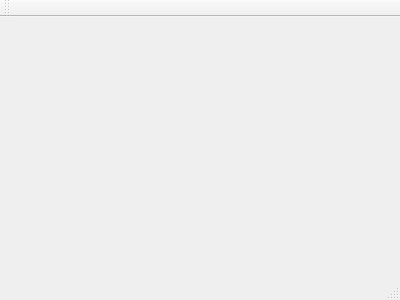
This is musopeg/mainwindow.ui in mcmenaminadrian/musopeg as Qt 5 draws it before an edit. The edited form follows.
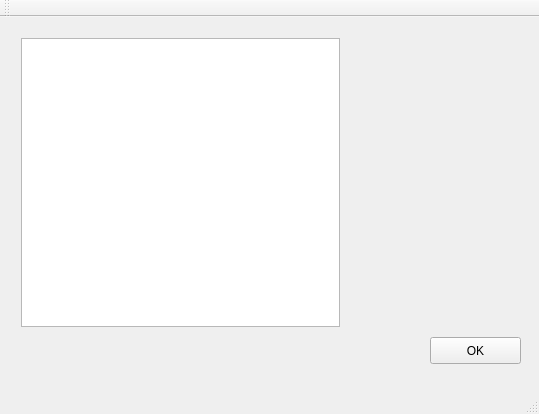
This is the edited form.

```diff
--- a/musopeg/mainwindow.ui
+++ b/musopeg/mainwindow.ui
@@ -1,24 +1,68 @@
 <ui version="4.0">
  <class>MainWindow</class>
- <widget class="QMainWindow" name="MainWindow" >
-  <property name="geometry" >
+ <widget class="QMainWindow" name="MainWindow">
+  <property name="geometry">
    <rect>
     <x>0</x>
     <y>0</y>
-    <width>400</width>
-    <height>300</height>
+    <width>539</width>
+    <height>414</height>
    </rect>
   </property>
   <property name="windowTitle" >
    <string>MainWindow</string>
   </property>
-  <widget class="QMenuBar" name="menuBar" />
-  <widget class="QToolBar" name="mainToolBar" />
-  <widget class="QWidget" name="centralWidget" />
-  <widget class="QStatusBar" name="statusBar" />
+  <widget class="QWidget" name="centralWidget">
+   <widget class="QWidget" name="verticalLayoutWidget">
+    <property name="geometry">
+     <rect>
+      <x>10</x>
+      <y>10</y>
+      <width>341</width>
+      <height>311</height>
+     </rect>
+    </property>
+    <layout class="QVBoxLayout" name="verticalLayout">
+     <item>
+      <widget class="QGraphicsView" name="graphicsView"/>
+     </item>
+    </layout>
+   </widget>
+   <widget class="QPushButton" name="pushButton">
+    <property name="geometry">
+     <rect>
+      <x>430</x>
+      <y>320</y>
+      <width>91</width>
+      <height>27</height>
+     </rect>
+    </property>
+    <property name="text">
+     <string>OK</string>
+    </property>
+   </widget>
+  </widget>
+  <widget class="QMenuBar" name="menuBar">
+   <property name="geometry">
+    <rect>
+     <x>0</x>
+     <y>0</y>
+     <width>539</width>
+     <height>25</height>
+    </rect>
+   </property>
+  </widget>
+  <widget class="QToolBar" name="mainToolBar">
+   <attribute name="toolBarArea">
+    <enum>TopToolBarArea</enum>
+   </attribute>
+   <attribute name="toolBarBreak">
+    <bool>false</bool>
+   </attribute>
+  </widget>
+  <widget class="QStatusBar" name="statusBar"/>
  </widget>
- <layoutDefault spacing="6" margin="11" />
- <pixmapfunction></pixmapfunction>
+ <layoutdefault spacing="6" margin="11"/>
  <resources/>
  <connections/>
 </ui>
```
Left out of the diff: 3 changed lines with no effect on the pictures.
